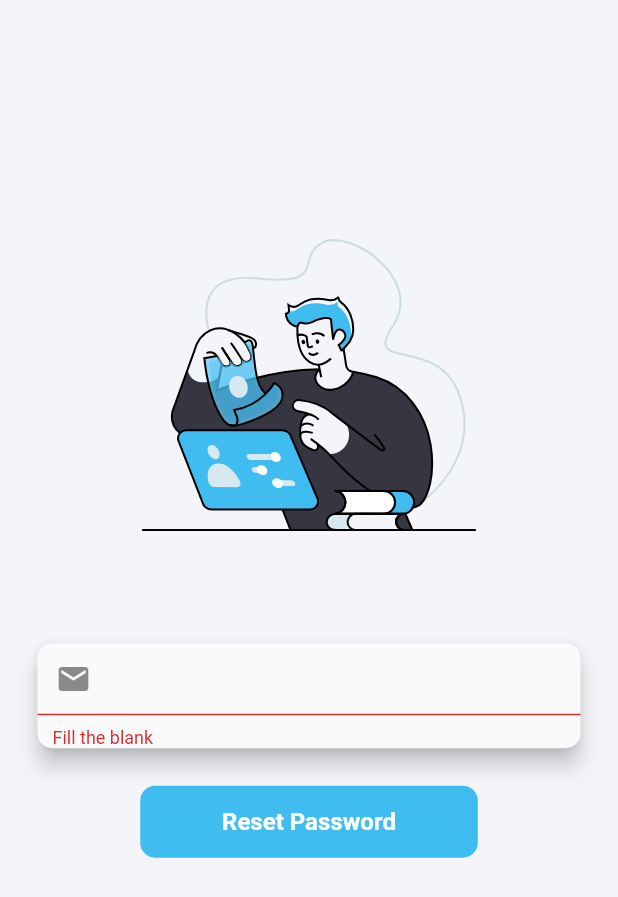
After one commit to sercan45329/CampusGo, a Flutter app: the ForgotPasswordPage screen opened by its route, after a tap on "Reset Password", on a phone screen of 412 x 824 dp. The commit adds this screen. Shown: the top 897 px of the screen. Run offline on Flutter 3.47's test engine with Material 2 defaults, Android fonts, the phone set to English and light mode, and no system bars; our stand-ins replace cloud_firestore, firebase_auth, firebase_core, flutter_svg, google_nav_bar; accounts and stored records are empty.

Commit message:
Forgot Password Page done

```diff
--- a/campus_go/lib/main.dart
+++ b/campus_go/lib/main.dart
@@ -1,3 +1,4 @@
+import 'package:campus_go/presentation/pages/forgot_password_page.dart';
 import 'package:campus_go/presentation/pages/forum_page.dart';
 import 'package:campus_go/presentation/pages/home_page.dart';
 import 'package:campus_go/presentation/pages/login_page.dart';
@@ -23,7 +24,8 @@ class MainApp extends StatelessWidget {
       routes: {
         "/LoginPage": (context) => const LoginPage(),
         "/RegistrationPage": (context) => const RegistrationPage(),
-        "/HomePage": (context) => const HomePage()
+        "/HomePage": (context) => const HomePage(),
+        "/ForgotPasswordPage": (context) => const ForgotPasswordPage()
       },
       debugShowCheckedModeBanner: false,
       home: const LoginPage(),
--- /dev/null
+++ b/campus_go/lib/presentation/pages/forgot_password_page.dart
@@ -0,0 +1,107 @@
+import 'package:campus_go/data/constants/my_colors.dart';
+import 'package:campus_go/data/constants/phone_screen.dart';
+import 'package:campus_go/service/auth_service.dart';
+import 'package:campus_go/widgets/forgot_password_widgets/forgot_password_pic.dart';
+import 'package:flutter/material.dart';
+
+class ForgotPasswordPage extends StatefulWidget {
+  const ForgotPasswordPage({super.key});
+
+  @override
+  State<ForgotPasswordPage> createState() => _ForgotPasswordPageState();
+}
+
+class _ForgotPasswordPageState extends State<ForgotPasswordPage> {
+  final formkey = GlobalKey<FormState>();
+
+  final mailController = TextEditingController();
+
+  @override
+  Widget build(BuildContext context) {
+    return Scaffold(
+      backgroundColor: MyColors.appBackground,
+      body: Form(
+        key: formkey,
+        child: Column(
+          children: [
+            const ForgotPasswordPic(),
+            SizedBox(
+              height: context.screenHeight * 0.05,
+            ),
+            Padding(
+                padding: const EdgeInsets.all(25.0),
+                child: textFormField(
+                    'example@isik.edu.tr', mailController, false)),
+            resetPassword()
+          ],
+        ),
+      ),
+    );
+  }
+
+  Material textFormField(
+      String label, TextEditingController controller, bool obscureText) {
+    return Material(
+      elevation: 6,
+      borderRadius: BorderRadius.circular(10),
+      child: TextFormField(
+        textAlignVertical: TextAlignVertical.center,
+        obscureText: obscureText,
+        validator: (value) {
+          if (value!.isEmpty) {
+            return "Fill the blank";
+          }
+        },
+        onTap: () {
+          if (controller.text == label) {
+            controller.clear();
+          }
+        },
+        controller: controller,
+        decoration: InputDecoration(
+          prefixIcon: const Icon(Icons.mail),
+          focusedBorder: const UnderlineInputBorder(
+            borderSide: BorderSide(color: Colors.transparent),
+          ),
+          labelStyle: const TextStyle(
+              color: Color.fromRGBO(54, 67, 86, 1),
+              fontSize: 14,
+              fontWeight: FontWeight.w300),
+          enabledBorder: OutlineInputBorder(
+              borderSide: const BorderSide(color: Colors.white),
+              borderRadius: BorderRadius.circular(10)),
+          contentPadding: const EdgeInsets.symmetric(horizontal: 10),
+        ),
+      ),
+    );
+  }
+
+  InkWell resetPassword() {
+    return InkWell(
+      onTap: () async {
+        if (formkey.currentState!.validate()) {
+          var result = await AuthService().forgotPassword(mailController.text);
+          if (result == 'Mail sent to reset your password' && context.mounted) {
+            Navigator.pop(context);
+          }
+          ScaffoldMessenger.of(context)
+              .showSnackBar(SnackBar(content: Text(result!)));
+        }
+      },
+      child: Container(
+        decoration: BoxDecoration(
+          borderRadius: BorderRadius.circular(10),
+          color: MyColors.applicationMustUsedBlue,
+        ),
+        alignment: Alignment.center,
+        height: 48,
+        width: 225,
+        child: const Text(
+          'Reset Password',
+          style: TextStyle(
+              color: Colors.white, fontSize: 16, fontWeight: FontWeight.w600),
+        ),
+      ),
+    );
+  }
+}
--- a/campus_go/lib/presentation/pages/login_page.dart
+++ b/campus_go/lib/presentation/pages/login_page.dart
@@ -98,11 +98,16 @@ class _LoginPageState extends State<LoginPage> {
             SizedBox(
               height: context.screenHeight * 0.030,
             ),
-            Text('Forgot Password?',
-                style: TextStyle(
-                    color: MyColors.applicationMustUsedBlue,
-                    fontWeight: FontWeight.w600,
-                    fontSize: 15))
+            GestureDetector(
+              onTap: () {
+                Navigator.pushNamed(context, "/ForgotPasswordPage");
+              },
+              child: Text('Forgot Password?',
+                  style: TextStyle(
+                      color: MyColors.applicationMustUsedBlue,
+                      fontWeight: FontWeight.w600,
+                      fontSize: 15)),
+            )
           ],
         ),
       ),
--- a/campus_go/lib/service/auth_service.dart
+++ b/campus_go/lib/service/auth_service.dart
@@ -56,4 +56,22 @@ class AuthService {
     }
     return "Registration Successful";
   }
+
+  Future<String?> forgotPassword(String email) async {
+    try {
+      await _auth.sendPasswordResetEmail(email: email);
+    } on FirebaseAuthException catch (e) {
+      switch (e.code) {
+        case "user-not-found":
+          return "User not found";
+        case "invalid-email":
+          return "Invalid Email";
+        case "operation-not-allowed":
+          return "Something went wrong";
+        case "user-disable":
+          return "User has been disabled";
+      }
+    }
+    return "Mail sent to reset your password";
+  }
 }
--- /dev/null
+++ b/campus_go/lib/widgets/forgot_password_widgets/forgot_password_pic.dart
@@ -0,0 +1,18 @@
+import 'package:campus_go/data/constants/phone_screen.dart';
+import 'package:flutter/material.dart';
+import 'package:flutter_svg/svg.dart';
+
+class ForgotPasswordPic extends StatelessWidget {
+  const ForgotPasswordPic({super.key});
+
+  @override
+  Widget build(BuildContext context) {
+    return Container(
+      margin: EdgeInsets.only(top: context.screenHeight * .14),
+      child: SvgPicture.asset(
+        'assets/images/forgot_password_pic.svg',
+        width: context.screenWidth * .6,
+      ),
+    );
+  }
+}
```
Also changed, not shown: campus_go/assets/images/forgot_password_pic.svg (added).
